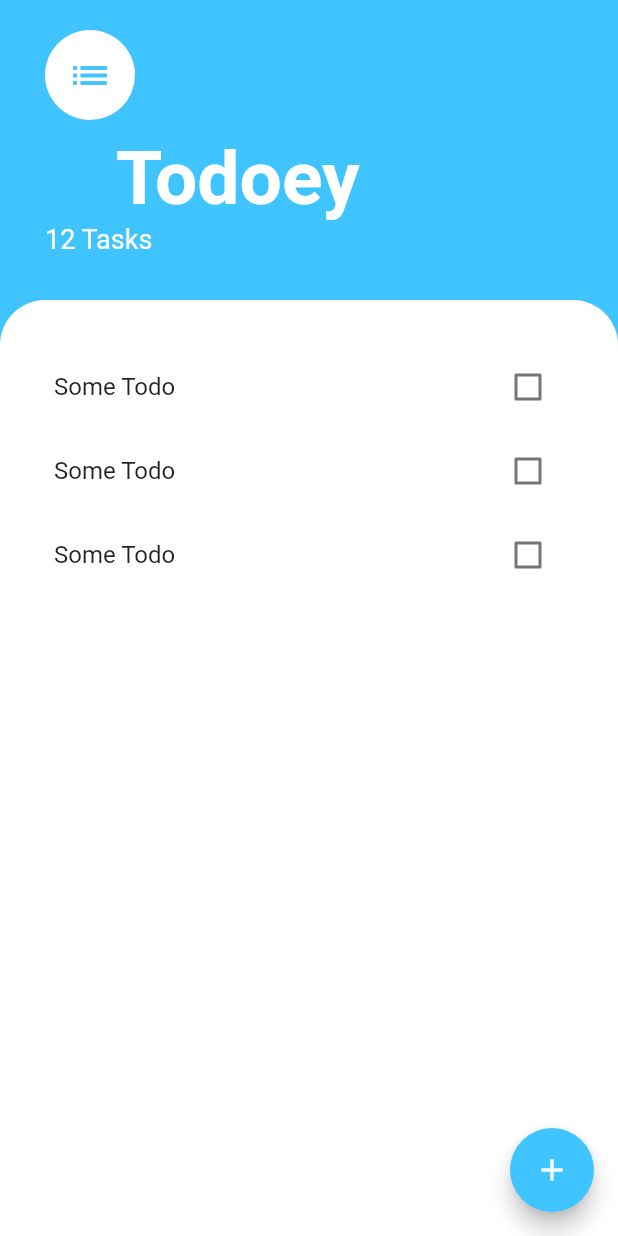
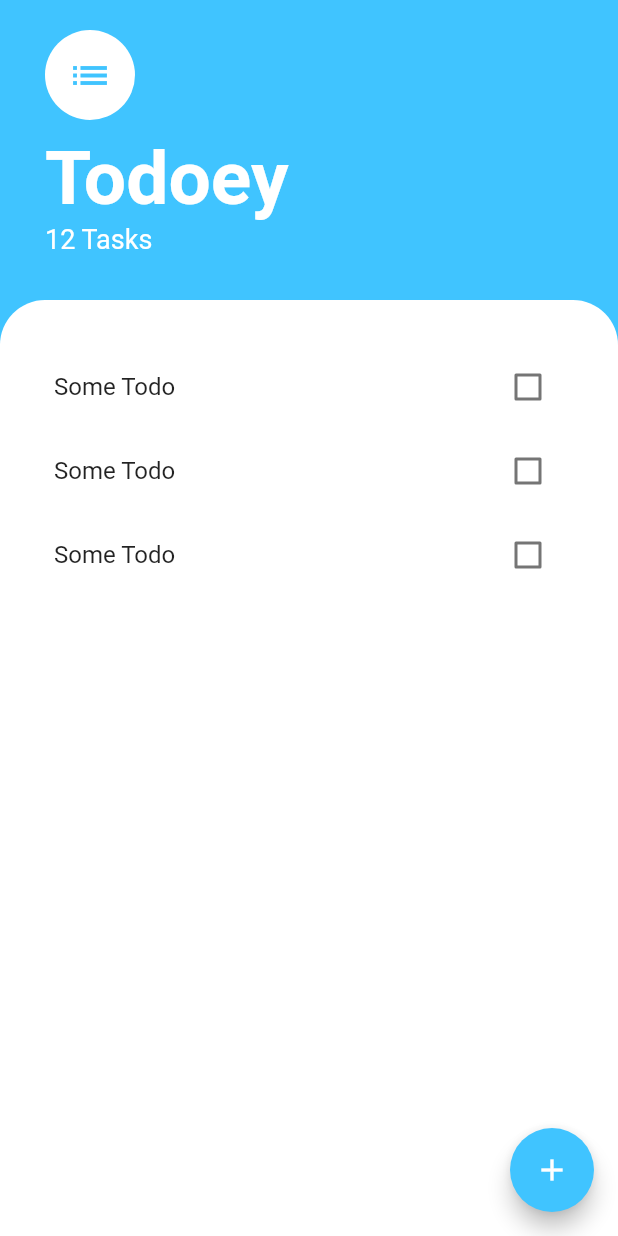
Before and after one commit to officer47p/todoey, a Flutter app: the screen it shows after launch, on a phone screen of 412 x 824 dp. Run offline on Flutter 3.47's test engine with Material 2 defaults, Android fonts, the phone set to English and light mode, and no system bars.

Commit message:
everything got back the same as the last commit(without animation)

```diff
--- a/lib/screens/add_task_screen.dart
+++ b/lib/screens/add_task_screen.dart
@@ -21,11 +21,9 @@ class _AddTaskScreenState extends State<AddTaskScreen> {
               fontSize: 30,
             ),
           ),
-          Container(
-            child: TextField(
-              textAlign: TextAlign.center,
-              autofocus: true,
-            ),
+          TextField(
+            textAlign: TextAlign.center,
+            autofocus: true,
           ),
           RaisedButton(
             color: Colors.lightBlueAccent,
--- a/lib/screens/tasks_screen.dart
+++ b/lib/screens/tasks_screen.dart
@@ -1,6 +1,5 @@
 import 'package:flutter/material.dart';
 import 'package:todoey/widgets/tasks_list.dart';
-import 'package:todoey/widgets/task_tile.dart';
 import 'package:todoey/screens/add_task_screen.dart';
 
 class Tasks extends StatefulWidget {
@@ -45,7 +44,14 @@ class _TasksState extends State<Tasks> {
                   SizedBox(
                     height: 10,
                   ),
-                  AnimatedTitle(),
+                  Text(
+                    "Todoey",
+                    style: TextStyle(
+                      color: Colors.white,
+                      fontSize: 50,
+                      fontWeight: FontWeight.w700,
+                    ),
+                  ),
                   Text(
                     "12 Tasks",
                     style: TextStyle(
@@ -79,57 +85,3 @@ class _TasksState extends State<Tasks> {
     );
   }
 }
-
-class AnimatedTitle extends StatefulWidget {
-  @override
-  _AnimatedTitleState createState() => _AnimatedTitleState();
-}
-
-class _AnimatedTitleState extends State<AnimatedTitle>
-    with SingleTickerProviderStateMixin {
-  var controller;
-  var animation;
-  @override
-  void initState() {
-    super.initState();
-    controller =
-        AnimationController(vsync: this, duration: Duration(milliseconds: 500));
-    animation =
-        CurvedAnimation(parent: controller, curve: Curves.linearToEaseOut);
-
-    controller.addListener(() {
-      setState(() {});
-      // print(animation.value);
-    });
-    controller.addStatusListener((status) {
-      // print(status);
-      if (status == AnimationStatus.completed) {
-        controller.reverse(from: 1.0);
-      } else if (status == AnimationStatus.dismissed) {
-        controller.forward();
-      }
-    });
-    controller.forward();
-  }
-
-  @override
-  void dispose() {
-    controller.dispose();
-    super.dispose();
-  }
-
-  @override
-  Widget build(BuildContext context) {
-    return Container(
-      alignment: Alignment(-1 + animation.value / 2, 0),
-      child: Text(
-        "Todoey",
-        style: TextStyle(
-          color: Colors.white,
-          fontSize: 50,
-          fontWeight: FontWeight.w700,
-        ),
-      ),
-    );
-  }
-}
```
